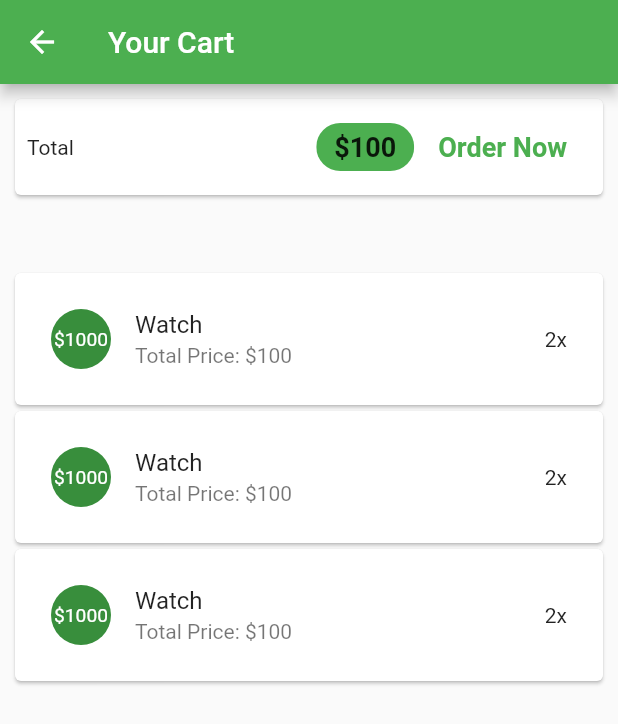
After one commit to anishking77/E-pasal, a Flutter app: the CartScreen screen opened by its route, on a phone screen of 412 x 824 dp. The commit adds this screen. Shown: the top 724 px of the screen. Run offline on Flutter 3.47's test engine with Material 2 defaults, Android fonts, the phone set to English and light mode, and no system bars; our stand-ins replace cached_network_image; network calls fail; Roboto replaces fonts that are missing (MTCORSVA).

Commit message:
created cart item and cart screen and dissmisble

```diff
--- a/lib/provider/cart_provider.dart
+++ b/lib/provider/cart_provider.dart
@@ -6,8 +6,11 @@ class CartItem with ChangeNotifier {
   final double price;
   final int quantity;
 
-  CartItem(this.id,
-      {@required this.title, @required this.price, @required this.quantity});
+  CartItem(
+      {@required this.id,
+      @required this.title,
+      @required this.price,
+      @required this.quantity});
 }
 
 class Cart with ChangeNotifier {
@@ -16,4 +19,34 @@ class Cart with ChangeNotifier {
   Map<String, CartItem> get items {
     return _items;
   }
+
+  // ------ this gives us total items in the cart ------
+  int get itemCount {
+    return _items == null ? 0 : _items.length;
+  }
+
+  void addToCart(String productId, String title, double price) {
+    if (_items.containsKey(productId)) {
+      //update the current item ko quantity
+      _items.update(
+          productId,
+          (existingCartItem) => CartItem(
+                id: existingCartItem.id,
+                title: existingCartItem.title,
+                price: existingCartItem.price,
+                quantity: existingCartItem.quantity + 1,
+              ));
+    } else {
+      // if no item then add item to cart
+      _items.putIfAbsent(
+          productId,
+          () => CartItem(
+                id: DateTime.now().toString(),
+                title: title,
+                price: price,
+                quantity: 1,
+              ));
+    }
+    notifyListeners();
+  }
 }
--- /dev/null
+++ b/lib/screens/cart_screen.dart
@@ -0,0 +1,59 @@
+import 'package:epasal/provider/cart_provider.dart' show Cart;
+import 'package:epasal/widgets/cart_item.dart';
+import 'package:flutter/material.dart';
+import 'package:provider/provider.dart';
+
+class CartScreen extends StatelessWidget {
+  static const String routeId = "/cart_screen";
+
+  @override
+  Widget build(BuildContext context) {
+    final cart = Provider.of<Cart>(context).items;
+    return Scaffold(
+      appBar: AppBar(
+        title: Text("Your Cart"),
+      ),
+      body: Column(
+        children: <Widget>[
+          Card(
+            margin: EdgeInsets.all(10),
+            child: Padding(
+              padding: EdgeInsets.all(8),
+              child: Row(
+                children: <Widget>[
+                  Text("Total"),
+                  Spacer(),
+                  Chip(
+                    label: Text(
+                      "\$100",
+                      style:
+                          TextStyle(fontSize: 18, fontWeight: FontWeight.bold),
+                    ),
+                    backgroundColor: Theme.of(context).primaryColor,
+                  ),
+                  FlatButton(
+                    child: Text(
+                      "Order Now",
+                      style: TextStyle(
+                          fontSize: 18,
+                          fontWeight: FontWeight.bold,
+                          color: Theme.of(context).primaryColor),
+                    ),
+                    onPressed: () {},
+                  ),
+                ],
+              ),
+            ),
+          ),
+          SizedBox(
+            height: 40,
+          ),
+          Expanded(
+            child: ListView.builder(
+                itemCount: 3, itemBuilder: (context, i) => CartItem()),
+          ),
+        ],
+      ),
+    );
+  }
+}
--- a/lib/screens/product_overview_screen.dart
+++ b/lib/screens/product_overview_screen.dart
@@ -1,6 +1,9 @@
+import 'package:epasal/provider/cart_provider.dart';
+import 'package:epasal/screens/cart_screen.dart';
 import 'package:epasal/widgets/badge.dart';
 import 'package:epasal/widgets/product_grid.dart';
 import 'package:flutter/material.dart';
+import 'package:provider/provider.dart';
 
 enum FilterOptions { Favourites, All }
 
@@ -48,13 +51,19 @@ class _ProductOverviewScreenState extends State<ProductOverviewScreen> {
               ),
             ],
           ),
-          Badge(
-            child: IconButton(
-              icon: Icon(Icons.shopping_cart),
-              onPressed: () {},
-            ),
-            value: "0",
-          )
+          Consumer<Cart>(
+              child: IconButton(
+                icon: Icon(Icons.shopping_cart),
+                onPressed: () {
+                  Navigator.pushNamed(context, CartScreen.routeId);
+                },
+              ),
+              builder: (_, cart, child) {
+                return Badge(
+                  child: child,
+                  value: cart.itemCount.toString(),
+                );
+              })
         ],
       ),
       body: ProductGrid(
--- /dev/null
+++ b/lib/widgets/cart_item.dart
@@ -0,0 +1,44 @@
+import 'package:flutter/material.dart';
+
+class CartItem extends StatelessWidget {
+  @override
+  Widget build(BuildContext context) {
+    return Dismissible(
+      key: ValueKey(DateTime.now()),
+      direction: DismissDirection.endToStart,
+      background: Container(
+        color: Colors.red,
+        child: Icon(
+          Icons.delete,
+          color: Colors.white,
+        ),
+        alignment: Alignment.centerRight,
+        margin: EdgeInsets.symmetric(
+          horizontal: 10,
+          vertical: 2,
+        ),
+        padding: EdgeInsets.only(right: 20),
+      ),
+      child: Card(
+        margin: EdgeInsets.symmetric(
+          horizontal: 10,
+          vertical: 2,
+        ),
+        child: Padding(
+          padding: EdgeInsets.all(8),
+          child: ListTile(
+            leading: CircleAvatar(
+              child: Padding(
+                padding: const EdgeInsets.all(2.0),
+                child: FittedBox(child: Text("\$1000")),
+              ),
+            ),
+            title: Text("Watch"),
+            subtitle: Text("Total Price: \$100"),
+            trailing: Text("2x"),
+          ),
+        ),
+      ),
+    );
+  }
+}
--- a/lib/widgets/product_item.dart
+++ b/lib/widgets/product_item.dart
@@ -1,4 +1,5 @@
 import 'package:cached_network_image/cached_network_image.dart';
+import 'package:epasal/provider/cart_provider.dart';
 import 'package:epasal/provider/product.dart';
 import 'package:epasal/screens/product_details_screen.dart';
 import 'package:flutter/material.dart';
@@ -8,6 +9,7 @@ class ProductItem extends StatelessWidget {
   @override
   Widget build(BuildContext context) {
     final product = Provider.of<Product>(context, listen: false);
+    final cart = Provider.of<Cart>(context, listen: false);
     return ClipRRect(
       borderRadius: BorderRadius.circular(10.0),
       child: GridTile(
@@ -45,7 +47,9 @@ class ProductItem extends StatelessWidget {
           ),
           trailing: IconButton(
             icon: Icon(Icons.shopping_cart),
-            onPressed: () {},
+            onPressed: () {
+              cart.addToCart(product.id, product.title, product.price);
+            },
             color: Theme.of(context).accentColor,
           ),
         ),
```
Also changed, not shown: lib/main.dart (+12 -2 lines), lib/widgets/product_grid.dart (+4 -3 lines).
